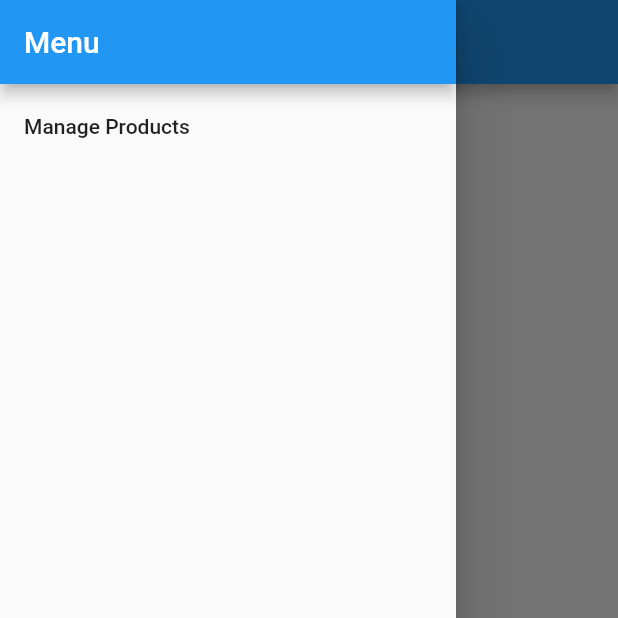
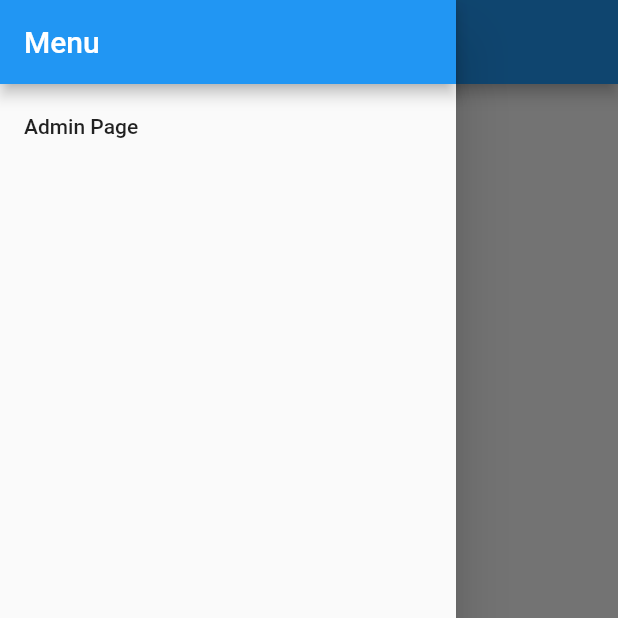
Before and after one commit to SupposedlySam/Dart-Flutter-Udemy-Course, a Flutter app: the ProductsPage screen opened directly, with the side drawer open, on a phone screen of 412 x 824 dp, the top half of it. Run offline on Flutter 3.47's test engine with Material 2 defaults, Android fonts, the phone set to English and light mode, and no system bars.

Commit message:
Added new admin page and added the ability to get to the admin page from the products page.

```diff
--- a/lib/pages/products.dart
+++ b/lib/pages/products.dart
@@ -1,5 +1,6 @@
 import 'package:flutter/material.dart';
 import '../product_manager.dart';
+import './product_admin.dart';
 
 class ProductsPage extends StatelessWidget {
   @override
@@ -7,10 +8,13 @@ class ProductsPage extends StatelessWidget {
     return Scaffold(
       drawer: Drawer(child: Column(children: <Widget>[
         AppBar(
-          title: Text("Menu"),
-          automaticallyImplyLeading: false // remove the hamburger icon from the drawer/AppBar
+          automaticallyImplyLeading: false, // remove the hamburger icon from the drawer/AppBar
+          title: Text("Menu")
         ),
-        ListTile(title: Text("Manage Products"), onTap: () => {},)
+        ListTile(
+          title: Text("Admin Page"),
+          onTap: () { Navigator.pushReplacement(context, MaterialPageRoute(builder: (BuildContext context) => ProductAdminPage(),)); }
+        ),
       ],),),
       appBar: AppBar(
         title: Text('EasyList'),
```
Also changed, not shown: lib/pages/product_admin.dart (added, +24 -0 lines).
